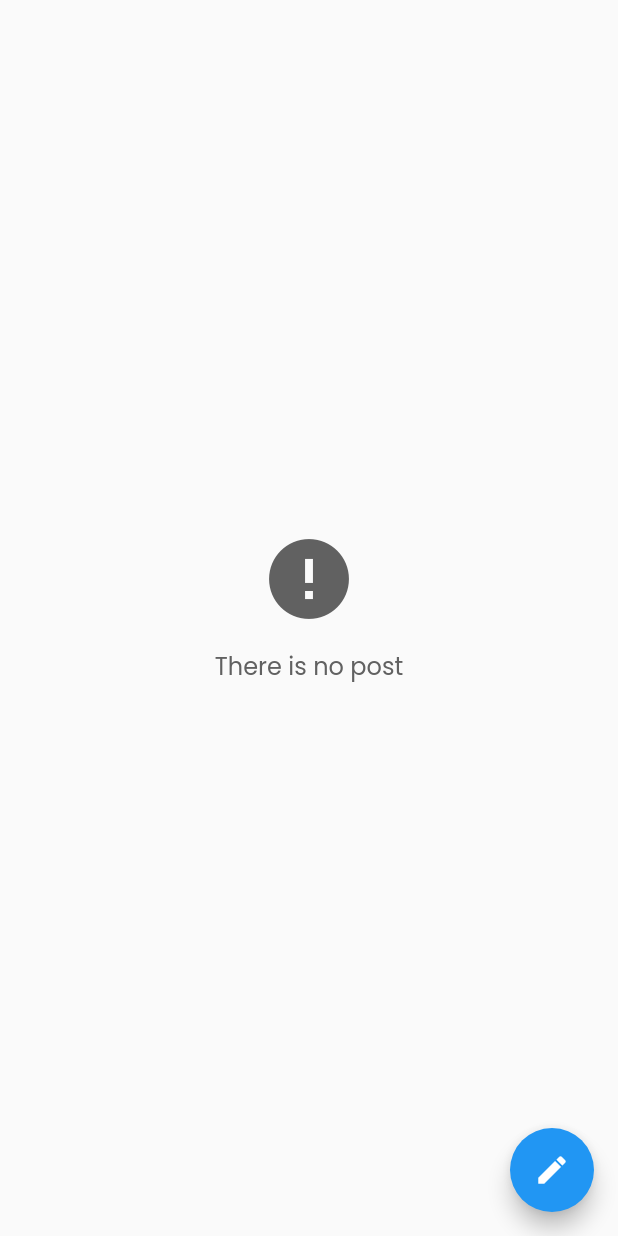
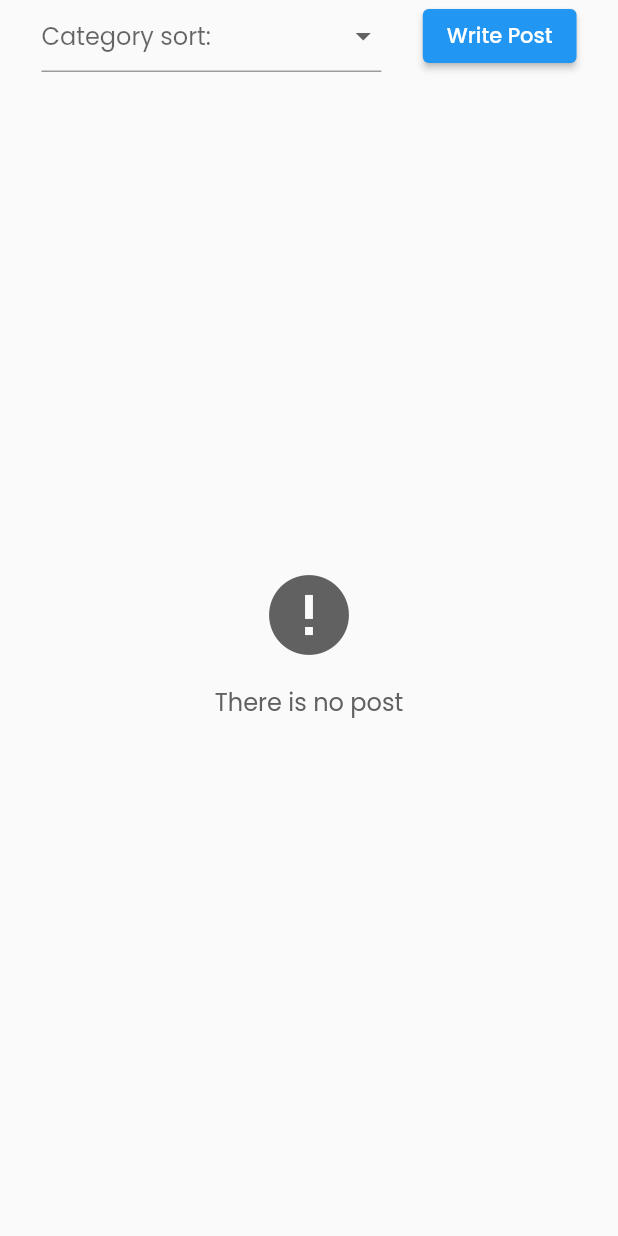
Before and after one commit to CS-JustinDelaRapa/Simplify, a Flutter app: the UserFeed screen opened directly, on a phone screen of 412 x 824 dp. Run offline on Flutter 3.47's test engine with Material 2 defaults, Android fonts, the phone set to English and light mode, and no system bars; our stand-ins replace cloud_firestore, curved_navigation_bar, firebase_auth, firebase_core, flutter_datetime_picker, flutter_local_notifications and 6 more; accounts and stored records are empty.

Commit message:
dropdown category

```diff
--- a/lib/page/boosterCommunity/screen/home/homeTab/homeTab.dart
+++ b/lib/page/boosterCommunity/screen/home/homeTab/homeTab.dart
@@ -13,25 +13,40 @@ class UserFeed extends StatefulWidget {
   _UserFeedState createState() => _UserFeedState();
 }
 
-class _UserFeedState extends State<UserFeed> with AutomaticKeepAliveClientMixin{
+class _UserFeedState extends State<UserFeed>
+    with AutomaticKeepAliveClientMixin {
   final CollectionReference userCollection =
       FirebaseFirestore.instance.collection('users');
   final FirebaseAuth _auth = FirebaseAuth.instance;
 
-  //call the userLikeDocument
-
   late String userId;
   late Timer timer;
 
+  String? _postCategory;
+
+  final List<String> category = [
+    'All post/s',
+    'Technology',
+    'Science',
+    'Business Management',
+    'Welding',
+    'Cookery and Pastries',
+    'Others'
+  ];
+
   bool counting = true;
   bool futureDone = false;
-
+  //call the userLikeDocument
   Map<String, dynamic>? myLikeList;
 
   @override
   void initState() {
     userId = _auth.currentUser!.uid;
-    var likeListRef = FirebaseFirestore.instance.collection('users').doc(userId).collection('myLikeList').doc(userId);
+    var likeListRef = FirebaseFirestore.instance
+        .collection('users')
+        .doc(userId)
+        .collection('myLikeList')
+        .doc(userId);
     super.initState();
     likeListRef.get().then((value) {
       myLikeList = value.data();
@@ -39,28 +54,75 @@ class _UserFeedState extends State<UserFeed> with AutomaticKeepAliveClientMixin{
     });
 
     timer = Timer.periodic(Duration(seconds: 1), (timer) {
-      if(futureDone == true){
+      if (futureDone == true) {
         setState(() {
           counting = false;
         });
         timer.cancel();
       }
     });
-
   }
 
   @override
   Widget build(BuildContext context) {
     super.build(context);
-    return counting? Center(child: CircularProgressIndicator(),)
-    :Scaffold(
-      body: StreamBuilder<QuerySnapshot>(
-          stream: FirebaseFirestore.instance
+    //size of the context
+    final size = MediaQuery.of(context).size;
+    return counting
+        ? Center(
+            child: CircularProgressIndicator(),
+          )
+        : Scaffold(
+            body: Column(children: <Widget>[
+              Row(
+                mainAxisAlignment: MainAxisAlignment.spaceEvenly,
+                children: <Widget>[
+                  //drop down button
+                  Container(
+                    width: size.width * 0.55,
+                    child: DropdownButtonFormField<String>(
+                      elevation: 0,
+                      hint: Text('Category sort:'),
+                      items: category.map((String val) {
+                        return DropdownMenuItem<String>(
+                          value: val,
+                          child: Text(
+                            val,
+                          ),
+                        );
+                      }).toList(),
+                      onChanged: (value) {
+                        setState(() {
+                          _postCategory = value!;
+                          print(_postCategory);
+                        });
+                      },
+                    ),
+                  ),
+                  //write post button
+                  ElevatedButton(
+                      onPressed: () {
+                        Navigator.of(context).push(MaterialPageRoute(
+                            builder: (context) => AddPostForm()));
+                      },
+                      child: Text('Write Post')),
+                ],
+              ),
+              Flexible(
+                child: StreamBuilder<QuerySnapshot>(
+                    stream: _postCategory == 'All post/s'
+                        ? FirebaseFirestore.instance
                             .collection('thread')
+                            .orderBy('published-time', descending: true)
+                            .snapshots()
+                        : FirebaseFirestore.instance
+                            .collection('thread')
+                            .where('post-category', isEqualTo: _postCategory)
                             .orderBy('published-time', descending: true)
                             .snapshots(),
                     builder: (context, snapshot) {
-            if (!snapshot.hasData) return Center(child: CircularProgressIndicator());
+                      if (!snapshot.hasData)
+                        return Center(child: CircularProgressIndicator());
                       return Stack(
                         children: <Widget>[
                           snapshot.data!.docs.length > 0
@@ -68,7 +130,10 @@ class _UserFeedState extends State<UserFeed> with AutomaticKeepAliveClientMixin{
                                   shrinkWrap: true,
                                   children: snapshot.data!.docs
                                       .map((DocumentSnapshot postInfo) {
-                          return ThreadItem(postInfo: postInfo, userId: userId, myLikeList: myLikeList);
+                                    return ThreadItem(
+                                        postInfo: postInfo,
+                                        userId: userId,
+                                        myLikeList: myLikeList);
                                   }).toList(),
                                 )
                               : Container(
@@ -86,7 +151,8 @@ class _UserFeedState extends State<UserFeed> with AutomaticKeepAliveClientMixin{
                                         child: Text(
                                           'There is no post',
                                           style: TextStyle(
-                                    fontSize: 16, color: Colors.grey[700]),
+                                              fontSize: 16,
+                                              color: Colors.grey[700]),
                                           textAlign: TextAlign.center,
                                         ),
                                       ),
@@ -96,18 +162,19 @@ class _UserFeedState extends State<UserFeed> with AutomaticKeepAliveClientMixin{
                         ],
                       );
                     }),
-      floatingActionButton: FloatingActionButton(
-        onPressed: () {
-          Navigator.of(context)
-              .push(MaterialPageRoute(builder: (context) => AddPostForm()));
-        },
-        tooltip: 'Increment',
-        child: Icon(Icons.create),
-      ), // This trailing comma makes auto-formatting nicer for build methods.
+              ),
+            ]),
+            // floatingActionButton: FloatingActionButton(
+            //   onPressed: () {
+            //     Navigator.of(context).push(
+            //         MaterialPageRoute(builder: (context) => AddPostForm()));
+            //   },
+            //   tooltip: 'Increment',
+            //   child: Icon(Icons.create),
+            // ), // This trailing comma makes auto-formatting nicer for build methods.
           );
   }
 
   @override
-  // TODO: implement wantKeepAlive
   bool get wantKeepAlive => true;
 }
```
Also changed, not shown: lib/page/boosterCommunity/screen/home/homeTab/add_post_form.dart (+65 -14 lines), lib/page/boosterCommunity/service/firebaseHelper.dart (+10 -10 lines). Lines whose indentation alone changed are shown as unchanged.
